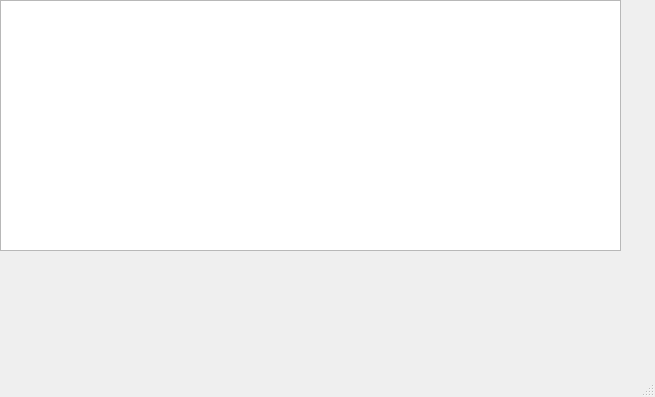
Above: lab5/juego/mainwindow.ui from davidagudeloo/practicas_InfoII_2021-2 before the change. Below: the same form after it.
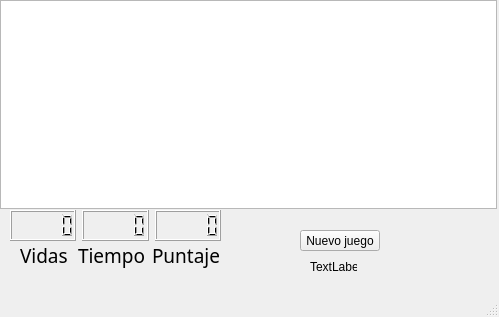
That is the form after the change.

Commit message: juego funcional

Patch:
```diff
--- a/lab5/juego/mainwindow.ui
+++ b/lab5/juego/mainwindow.ui
@@ -6,8 +6,8 @@
    <rect>
     <x>0</x>
     <y>0</y>
-    <width>655</width>
-    <height>397</height>
+    <width>499</width>
+    <height>317</height>
    </rect>
   </property>
   <property name="windowTitle">
@@ -19,11 +19,125 @@
      <rect>
       <x>0</x>
       <y>0</y>
-      <width>621</width>
-      <height>251</height>
+      <width>497</width>
+      <height>209</height>
      </rect>
     </property>
    </widget>
+   <widget class="QWidget" name="horizontalLayoutWidget">
+    <property name="geometry">
+     <rect>
+      <x>10</x>
+      <y>210</y>
+      <width>211</width>
+      <height>31</height>
+     </rect>
+    </property>
+    <layout class="QHBoxLayout" name="horizontalLayout">
+     <item>
+      <widget class="QLCDNumber" name="lcdVidas">
+       <property name="enabled">
+        <bool>true</bool>
+       </property>
+       <property name="font">
+        <font>
+         <weight>50</weight>
+         <bold>false</bold>
+        </font>
+       </property>
+       <property name="mouseTracking">
+        <bool>false</bool>
+       </property>
+       <property name="intValue" stdset="0">
+        <number>0</number>
+       </property>
+      </widget>
+     </item>
+     <item>
+      <widget class="QLCDNumber" name="lcdTiempo"/>
+     </item>
+     <item>
+      <widget class="QLCDNumber" name="lcdPuntaje"/>
+     </item>
+    </layout>
+   </widget>
+   <widget class="QWidget" name="horizontalLayoutWidget_2">
+    <property name="geometry">
+     <rect>
+      <x>20</x>
+      <y>240</y>
+      <width>201</width>
+      <height>31</height>
+     </rect>
+    </property>
+    <layout class="QHBoxLayout" name="horizontalLayout_2">
+     <item>
+      <widget class="QLabel" name="labelTiempo">
+       <property name="font">
+        <font>
+         <family>Bahnschrift Condensed</family>
+         <pointsize>14</pointsize>
+        </font>
+       </property>
+       <property name="text">
+        <string>Vidas</string>
+       </property>
+      </widget>
+     </item>
+     <item>
+      <widget class="QLabel" name="labelVidas">
+       <property name="font">
+        <font>
+         <family>Bahnschrift Condensed</family>
+         <pointsize>14</pointsize>
+        </font>
+       </property>
+       <property name="text">
+        <string>Tiempo</string>
+       </property>
+      </widget>
+     </item>
+     <item>
+      <widget class="QLabel" name="labelPuntaje">
+       <property name="font">
+        <font>
+         <family>Bahnschrift Condensed</family>
+         <pointsize>14</pointsize>
+        </font>
+       </property>
+       <property name="text">
+        <string>Puntaje</string>
+       </property>
+      </widget>
+     </item>
+    </layout>
+   </widget>
+   <widget class="QPushButton" name="botonNuevoJuego">
+    <property name="geometry">
+     <rect>
+      <x>300</x>
+      <y>230</y>
+      <width>80</width>
+      <height>21</height>
+     </rect>
+    </property>
+    <property name="text">
+     <string>Nuevo juego</string>
+    </property>
+   </widget>
+   <widget class="QLabel" name="label">
+    <property name="geometry">
+     <rect>
+      <x>310</x>
+      <y>260</y>
+      <width>47</width>
+      <height>13</height>
+     </rect>
+    </property>
+    <property name="text">
+     <string>TextLabel</string>
+    </property>
+   </widget>
   </widget>
   <widget class="QMenuBar" name="menubar">
    <property name="geometry">
```
Left out of the diff: 2 changed lines with no effect on the pictures. The commit also changes 31 other files.
